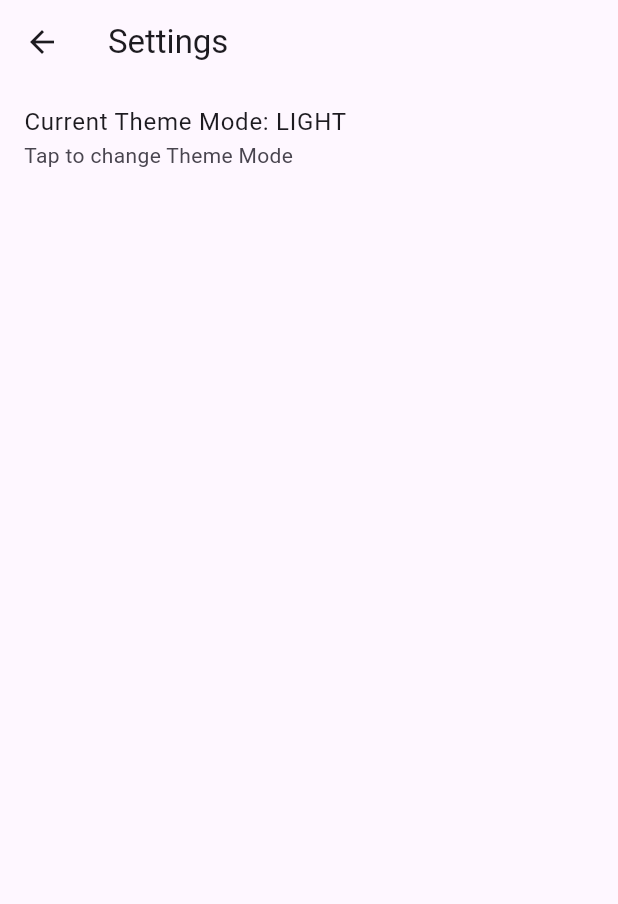
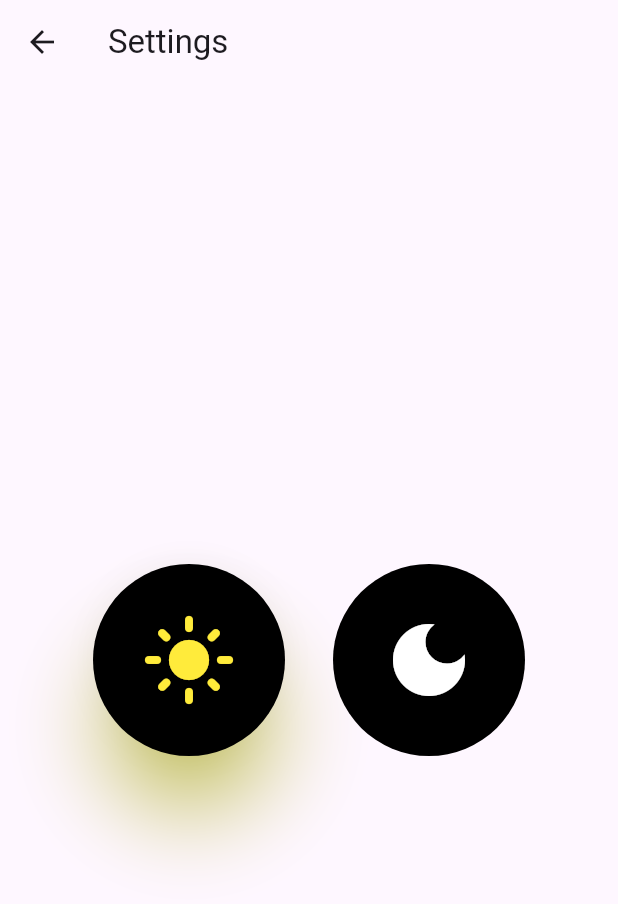
Before and after one commit to bhawesh2002/theme_explorer, a Flutter app: the SettingsScreen screen opened directly, on a phone screen of 412 x 824 dp. Shown: the top 904 px of the screen. Run offline on Flutter 3.47's test engine with Material 3 defaults, Android fonts, the light colour scheme and no system bars.

Commit message:
chore: Update settings screen UI to include light and dark mode buttons

```diff
--- a/lib/screens/settings_screen.dart
+++ b/lib/screens/settings_screen.dart
@@ -13,15 +13,49 @@ class SettingsScreen extends StatelessWidget {
         title: const Text("Settings"),
       ),
       body: Column(
+        mainAxisAlignment: MainAxisAlignment.center,
         children: [
-          ListTile(
-            onTap: () {
-              themeProvider.changeThemeMode();
-            },
-            title: Text(
-                "Current Theme Mode: ${themeProvider.themeMode.toString().split('.')[1].toUpperCase()}"),
-            subtitle: const Text("Tap to change Theme Mode"),
-          )
+          Row(
+            mainAxisAlignment: MainAxisAlignment.center,
+            children: [
+              IconButton(
+                  onPressed: () {
+                    themeProvider.changeThemeMode(themeMode: ThemeMode.light);
+                  },
+                  icon: const Icon(Icons.light_mode),
+                  iconSize: 64,
+                  color: themeProvider.themeMode == ThemeMode.dark
+                      ? Colors.black
+                      : Colors.yellow,
+                  padding: const EdgeInsets.all(32),
+                  style: IconButton.styleFrom(
+                      elevation:
+                          themeProvider.themeMode == ThemeMode.light ? 22 : 0,
+                      shadowColor: Colors.yellowAccent,
+                      backgroundColor: themeProvider.themeMode == ThemeMode.dark
+                          ? Colors.white
+                          : Colors.black)),
+              const SizedBox(width: 32),
+              IconButton(
+                onPressed: () {
+                  themeProvider.changeThemeMode(themeMode: ThemeMode.dark);
+                },
+                icon: const Icon(Icons.dark_mode),
+                iconSize: 64,
+                color: themeProvider.themeMode == ThemeMode.dark
+                    ? Colors.purple
+                    : Colors.white,
+                padding: const EdgeInsets.all(32),
+                style: IconButton.styleFrom(
+                  elevation: themeProvider.themeMode == ThemeMode.dark ? 22 : 0,
+                  shadowColor: Colors.purpleAccent,
+                  backgroundColor: themeProvider.themeMode == ThemeMode.dark
+                      ? Colors.white
+                      : Colors.black,
+                ),
+              ),
+            ],
+          ),
         ],
       ),
     );
```
